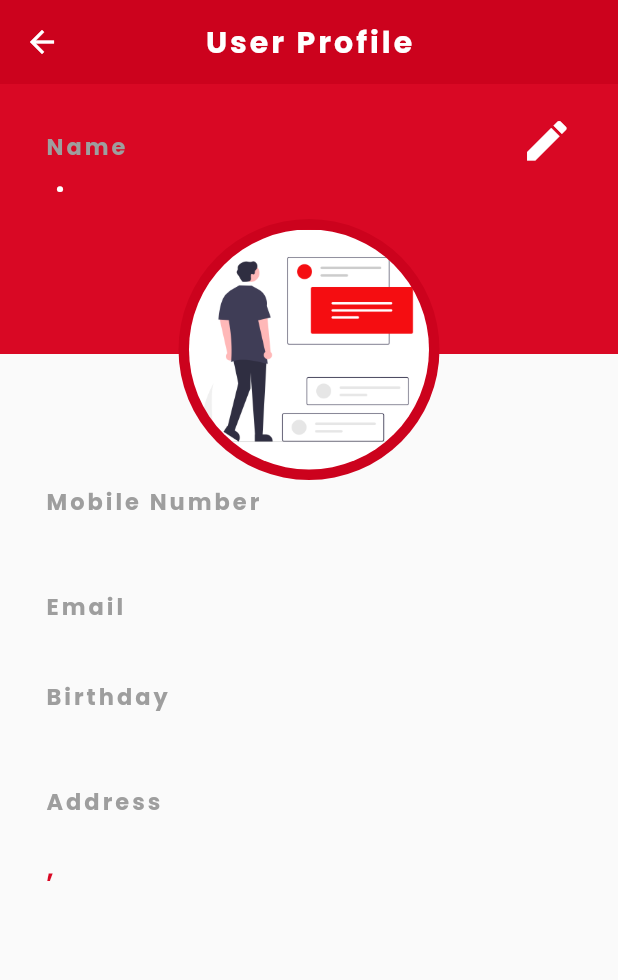
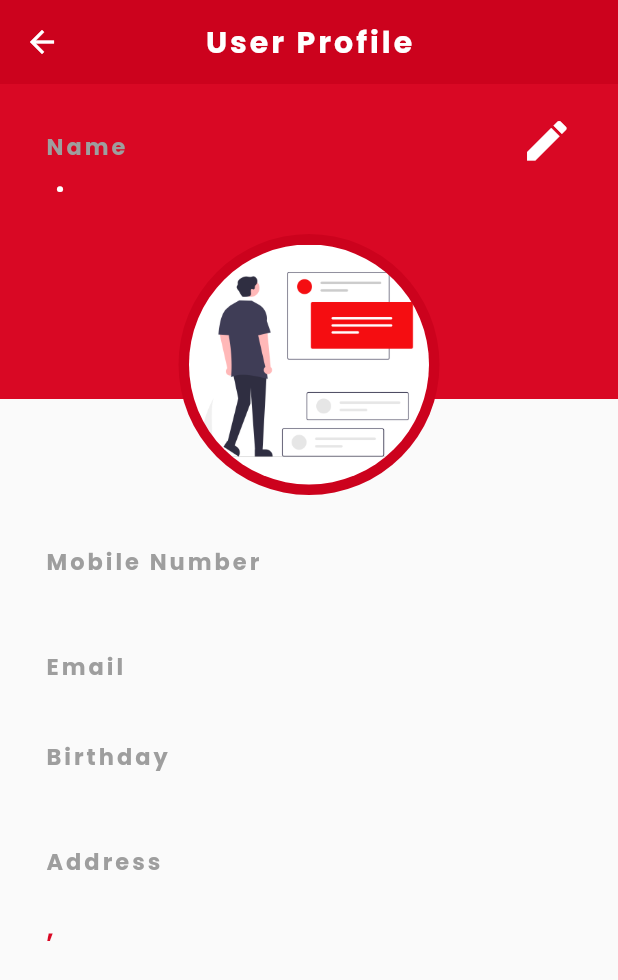
Before and after one commit to YAn-Banana/BCONS-Mobile-App, a Flutter app: the NewUserProfile screen opened directly, on a phone screen of 412 x 824 dp. Shown: the top 980 px of the screen. Run offline on Flutter 3.47's test engine with Material 2 defaults, Android fonts, the light colour scheme and no system bars; our stand-ins replace carousel_slider, cloud_firestore, firebase_auth, firebase_core, fluttertoast, introduction_screen and 1 more; accounts and stored records are empty.

Commit message:
adjust position of image and change size

```diff
--- a/lib/screens/HomeScreen/DrawerNavigator/drawer_layout.dart
+++ b/lib/screens/HomeScreen/DrawerNavigator/drawer_layout.dart
@@ -94,7 +94,7 @@ class _DrawerLayoutState extends State<DrawerLayout> {
               Container(
                 width: MediaQuery.of(context).size.width,
                 height: 200.0,
-                padding: const EdgeInsets.fromLTRB(0.0, 50.0, 0.0, 0.0),
+                padding: const EdgeInsets.fromLTRB(0.0, 40.0, 10.0, 0.0),
                 decoration: const BoxDecoration(
                   gradient: LinearGradient(
                       begin: Alignment.topRight,
--- a/lib/screens/HomeScreen/DrawerNavigator/userProfile.dart
+++ b/lib/screens/HomeScreen/DrawerNavigator/userProfile.dart
@@ -50,15 +50,15 @@ class _NewUserProfileState extends State<NewUserProfile> {
         children: [
           Stack(
             clipBehavior: Clip.none,
-            alignment: Alignment.center,
+            alignment: Alignment.topCenter,
             children: [
               Container(
                 color: const Color(0xffd90824),
-                height: 180.0,
+                height: 210.0,
                 width: double.infinity,
               ),
               const Positioned(
-                top: 90.0,
+                top: 100.0,
                 child: CircleAvatar(
                   radius: 87.0,
                   backgroundColor: Color(0xffcc021d),
@@ -106,7 +106,7 @@ class _NewUserProfileState extends State<NewUserProfile> {
                 ),
               ),
               const SizedBox(
-                height: 50.0,
+                height: 220.0,
               ),
               const Positioned(
                 left: 30.0,
@@ -224,7 +224,6 @@ class _NewUserProfileState extends State<NewUserProfile> {
                       fontSize: 17.0,
                       letterSpacing: 2.0,
                       fontFamily: 'PoppinsBold'),
-                  //this is a comment
                 ),
               ),
             ],
```
